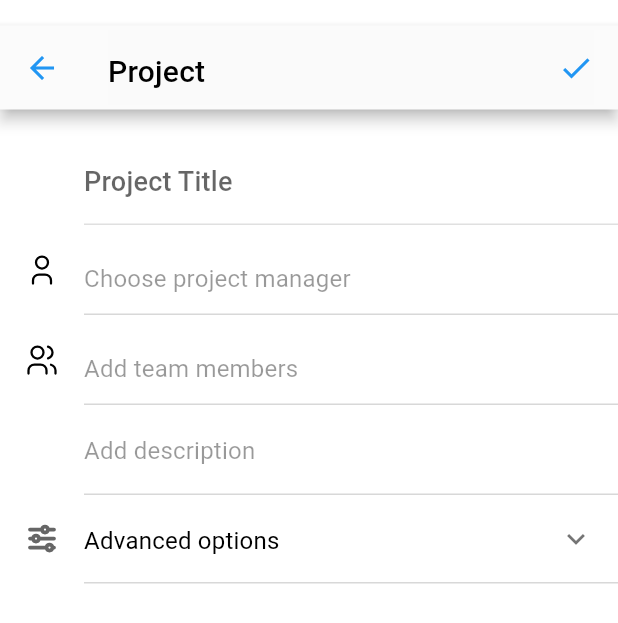
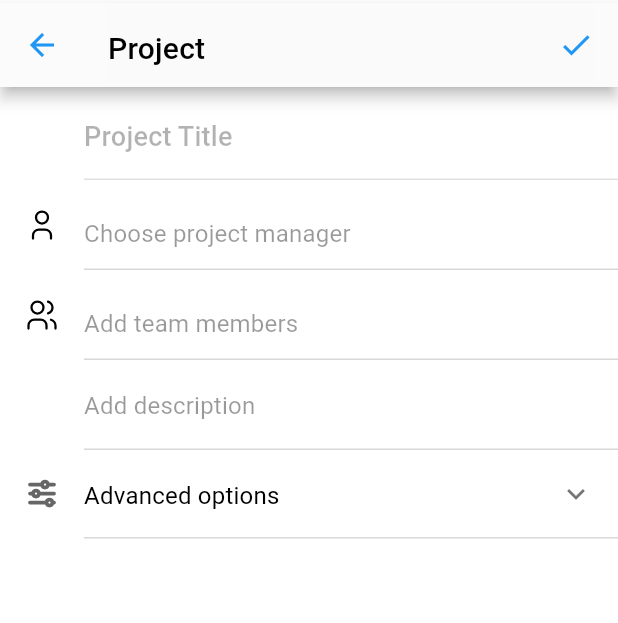
Before and after one commit to ONLYOFFICE/projects-mobile, a Flutter app: the NewProject screen opened by its route, on a phone screen of 412 x 824 dp. Shown: the top 623 px of the screen. Run offline on Flutter 3.47's test engine with Material 2 defaults, Android fonts, the phone set to English and light mode, and no system bars; our stand-ins replace flutter_secure_storage, flutter_svg, get, get_it, get_storage, pull_to_refresh and 3 more; missing offline and left inert: drop_cap_text; accounts and stored records are empty; generated files the repository leaves out were written again.

Commit message:
refactoring; detailed project markup

```diff
--- a/lib/domain/controllers/projects/project_cell_controller.dart
+++ b/lib/domain/controllers/projects/project_cell_controller.dart
@@ -3,10 +3,13 @@ import 'dart:convert';
 import 'package:get/get.dart';
 import 'package:projects/data/models/item.dart';
 import 'package:projects/presentation/shared/widgets/app_icons.dart';
+import 'package:pull_to_refresh/pull_to_refresh.dart';
 import 'package:visibility_detector/visibility_detector.dart';
 
 class ProjectCellController extends GetxController {
   final statuses = [].obs;
+
+  RefreshController refreshController = RefreshController();
 
   ProjectCellController(Item project) {
     this.project = project;
@@ -57,4 +60,6 @@ class ProjectCellController extends GetxController {
         return 'n/a';
     }
   }
+
+  reloadTask() {}
 }
--- a/lib/internal/locator.dart
+++ b/lib/internal/locator.dart
@@ -61,7 +61,7 @@ void setupLocator() {
   Get.lazyPut(() => TaskStatusesController(), fenix: true);
   Get.lazyPut(() => TasksController(), fenix: true);
 
-  Get.lazyPut(() => TasksSortController());
-  Get.lazyPut(() => UserController());
-  Get.lazyPut(() => UsersController());
+  Get.lazyPut(() => TasksSortController(), fenix: true);
+  Get.lazyPut(() => UserController(), fenix: true);
+  Get.lazyPut(() => UsersController(), fenix: true);
 }
--- a/lib/internal/pages_setup.dart
+++ b/lib/internal/pages_setup.dart
@@ -5,6 +5,7 @@ import 'package:projects/presentation/views/authentication/login_view.dart';
 import 'package:projects/presentation/views/authentication/portal_view.dart';
 import 'package:projects/presentation/views/navigation_view.dart';
 import 'package:projects/presentation/views/new_task/new_task_view.dart';
+import 'package:projects/presentation/views/project_detailed/project_detailed_view.dart';
 import 'package:projects/presentation/views/projects_view/new_project/descriprion_view.dart';
 import 'package:projects/presentation/views/projects_view/new_project/new_project_view.dart';
 import 'package:projects/presentation/views/projects_view/new_project/project_manager_view.dart';
@@ -34,4 +35,5 @@ List<GetPage> getxPages() => [
       GetPage(
           name: 'TeamMembersSelectionView',
           page: () => TeamMembersSelectionView()),
+      GetPage(name: 'ProjectDetailedView', page: () => ProjectDetailedView()),
     ];
--- a/lib/presentation/shared/app_colors.dart
+++ b/lib/presentation/shared/app_colors.dart
@@ -22,6 +22,7 @@ class AppColors {
   final Color tabActive;
   final Color tabSecondary;
   final Color tabbarBackground;
+  final Color error;
 
   const AppColors({
     @required this.activeTabTitle,
@@ -43,5 +44,6 @@ class AppColors {
     @required this.tabActive,
     @required this.tabSecondary,
     @required this.tabbarBackground,
+    @required this.error,
   });
 }
--- a/lib/presentation/shared/custom_theme.dart
+++ b/lib/presentation/shared/custom_theme.dart
@@ -31,6 +31,7 @@ final AppColors lightColors = AppColors(
   tabActive: const Color.fromRGBO(255, 255, 255, 1),
   tabSecondary: const Color.fromRGBO(255, 255, 255, 0.4),
   tabbarBackground: const Color(0xff2E4057),
+  error: const Color(0xffFF0C3E),
 );
 
 final AppColors darkColors = AppColors(
--- a/lib/presentation/views/projects_view/search_appbar.dart
+++ b/lib/presentation/views/projects_view/bottomless_appbar.dart
@@ -1,8 +1,8 @@
 import 'package:flutter/material.dart';
 import 'package:projects/presentation/shared/custom_theme.dart';
 
-class SearchAppBar extends StatelessWidget implements PreferredSizeWidget {
-  SearchAppBar({
+class BottomlessAppBar extends StatelessWidget implements PreferredSizeWidget {
+  BottomlessAppBar({
     Key key,
     this.title,
     this.bottom,
@@ -12,7 +12,7 @@ class SearchAppBar extends StatelessWidget implements PreferredSizeWidget {
   final Widget bottom;
 
   @override
-  final Size preferredSize = Size(double.infinity, 90);
+  final Size preferredSize = Size(double.infinity, 60);
 
   @override
   Widget build(BuildContext context) {
@@ -27,7 +27,6 @@ class SearchAppBar extends StatelessWidget implements PreferredSizeWidget {
             backgroundColor: Theme.of(context).customColors().background,
             centerTitle: false,
             title: title,
-            bottom: bottom,
           ),
         ],
       ),
--- a/lib/presentation/views/projects_view/new_project/descriprion_view.dart
+++ b/lib/presentation/views/projects_view/new_project/descriprion_view.dart
@@ -2,7 +2,7 @@ import 'package:flutter/material.dart';
 import 'package:get/get.dart';
 
 import 'package:projects/domain/controllers/projects/new_project_controller.dart';
-import 'package:projects/presentation/views/projects_view/search_appbar.dart';
+import 'package:projects/presentation/views/project_detailed/custom_appbar.dart';
 import 'package:projects/presentation/views/projects_view/widgets/header.dart';
 
 class NewProjectDescription extends StatelessWidget {
@@ -20,7 +20,7 @@ class NewProjectDescription extends StatelessWidget {
       },
       child: Scaffold(
         backgroundColor: Theme.of(context).backgroundColor,
-        appBar: SearchAppBar(
+        appBar: CustomAppBar(
           title: CustomHeader(
             function: controller.confirmDescription,
             title: 'Description',
--- a/lib/presentation/views/projects_view/new_project/new_project_view.dart
+++ b/lib/presentation/views/projects_view/new_project/new_project_view.dart
@@ -6,7 +6,7 @@ import 'package:projects/domain/controllers/projects/new_project_controller.dart
 import 'package:projects/presentation/shared/text_styles.dart';
 import 'package:projects/presentation/shared/custom_theme.dart';
 import 'package:projects/presentation/shared/widgets/app_icons.dart';
-import 'package:projects/presentation/views/projects_view/search_appbar.dart';
+import 'package:projects/presentation/views/projects_view/bottomless_appbar.dart';
 import 'package:projects/presentation/views/projects_view/widgets/header.dart';
 
 class NewProject extends StatelessWidget {
@@ -20,7 +20,7 @@ class NewProject extends StatelessWidget {
 
     return Scaffold(
       backgroundColor: Theme.of(context).backgroundColor,
-      appBar: SearchAppBar(
+      appBar: BottomlessAppBar(
         title: CustomHeader(
           function: controller.confirm,
           title: 'Project',
@@ -121,19 +121,28 @@ class TitleInput extends StatelessWidget {
                     crossAxisAlignment: CrossAxisAlignment.center,
                     children: [
                       Flexible(
-                        child: TextFormField(
+                        child: Obx(
+                          () => TextFormField(
                             controller: controller.titleController,
                             obscureText: false,
                             style: TextStyleHelper.headline7(
                                 color:
                                     Theme.of(context).customColors().onSurface),
-                          decoration: const InputDecoration(
+                            decoration: InputDecoration(
                               border: InputBorder.none,
                               focusedBorder: InputBorder.none,
                               enabledBorder: InputBorder.none,
                               errorBorder: InputBorder.none,
                               disabledBorder: InputBorder.none,
                               hintText: 'Project Title',
+                              hintStyle: TextStyleHelper.headline7(
+                                  color: controller.needToFillTitle.isTrue
+                                      ? Theme.of(context).customColors().error
+                                      : Theme.of(context)
+                                          .customColors()
+                                          .onSurface
+                                          .withOpacity(0.3)),
+                            ),
                           ),
                         ),
                       ),
@@ -197,13 +206,24 @@ class ProjectManager extends StatelessWidget {
                                 onTap: () {
                                   Get.toNamed('ProjectManagerSelectionView');
                                 },
-                                child: Text(
+                                child: Obx(
+                                  () => Text(
                                     'Choose project manager',
                                     style: TextStyleHelper.subtitle1(
-                                    color: Theme.of(context)
+                                      color: controller.needToFillManager.isTrue
+                                          ? Theme.of(context)
+                                              .customColors()
+                                              .error
+                                          : Theme.of(context)
                                               .customColors()
                                               .onSurface
                                               .withOpacity(0.4),
+                                    ),
+
+                                    //  Theme.of(context)
+                                    //     .customColors()
+                                    //     .onSurface
+                                    //     .withOpacity(0.4),
                                   ),
                                 ),
                               ),
--- a/lib/presentation/views/projects_view/new_project/project_manager_view.dart
+++ b/lib/presentation/views/projects_view/new_project/project_manager_view.dart
@@ -4,7 +4,7 @@ import 'package:get/get.dart';
 import 'package:projects/domain/controllers/projects/new_project_controller.dart';
 import 'package:projects/presentation/shared/widgets/app_icons.dart';
 import 'package:projects/presentation/shared/widgets/list_loading_skeleton.dart';
-import 'package:projects/presentation/views/projects_view/search_appbar.dart';
+import 'package:projects/presentation/views/project_detailed/custom_appbar.dart';
 import 'package:projects/presentation/views/projects_view/widgets/header.dart';
 import 'package:projects/presentation/shared/text_styles.dart';
 import 'package:projects/presentation/shared/custom_theme.dart';
@@ -22,7 +22,7 @@ class ProjectManagerSelectionView extends StatelessWidget {
 
     return Scaffold(
       backgroundColor: Theme.of(context).backgroundColor,
-      appBar: SearchAppBar(
+      appBar: CustomAppBar(
         title: CustomHeader(
           function: controller.confirmDescription,
           title: 'Select project manager',
--- a/lib/presentation/views/projects_view/new_project/team_members_view.dart
+++ b/lib/presentation/views/projects_view/new_project/team_members_view.dart
@@ -4,7 +4,7 @@ import 'package:get/get.dart';
 import 'package:projects/domain/controllers/projects/new_project_controller.dart';
 import 'package:projects/presentation/shared/widgets/app_icons.dart';
 import 'package:projects/presentation/shared/widgets/list_loading_skeleton.dart';
-import 'package:projects/presentation/views/projects_view/search_appbar.dart';
+import 'package:projects/presentation/views/project_detailed/custom_appbar.dart';
 import 'package:projects/presentation/views/projects_view/widgets/header.dart';
 import 'package:projects/presentation/shared/text_styles.dart';
 import 'package:projects/presentation/shared/custom_theme.dart';
@@ -22,7 +22,7 @@ class TeamMembersSelectionView extends StatelessWidget {
 
     return Scaffold(
       backgroundColor: Theme.of(context).backgroundColor,
-      appBar: SearchAppBar(
+      appBar: CustomAppBar(
         title: CustomHeader(
           function: controller.confirmDescription,
           title: 'Add team membres',
--- a/lib/presentation/views/projects_view/project_search_view.dart
+++ b/lib/presentation/views/projects_view/project_search_view.dart
@@ -3,7 +3,7 @@ import 'package:get/get.dart';
 import 'package:projects/domain/controllers/projects/project_search_controller.dart';
 import 'package:projects/presentation/shared/widgets/list_loading_skeleton.dart';
 import 'package:projects/presentation/views/projects_view/projects_cell.dart';
-import 'package:projects/presentation/views/projects_view/search_appbar.dart';
+import 'package:projects/presentation/views/projects_view/bottomless_appbar.dart';
 import 'package:pull_to_refresh/pull_to_refresh.dart';
 
 class ProjectSearchView extends StatelessWidget {
@@ -13,7 +13,7 @@ class ProjectSearchView extends StatelessWidget {
     controller.clearSearch();
     return Scaffold(
       backgroundColor: Theme.of(context).backgroundColor,
-      appBar: SearchAppBar(
+      appBar: BottomlessAppBar(
         title: SearchHeader(controller: controller),
       ),
       body: Obx(
--- a/lib/presentation/views/projects_view/projects_cell.dart
+++ b/lib/presentation/views/projects_view/projects_cell.dart
@@ -25,6 +25,9 @@ class ProjectCell extends StatelessWidget {
       key: Key('${item.id.toString()}_${item.title}'),
       onVisibilityChanged: itemController.handleVisibilityChanged,
       child: Container(
+        child: GestureDetector(
+          onTap: () => Get.toNamed('ProjectDetailedView',
+              arguments: {'controller': itemController}),
           child: Row(
             crossAxisAlignment: CrossAxisAlignment.center,
             children: [
@@ -61,6 +64,7 @@ class ProjectCell extends StatelessWidget {
                 ),
               ),
             ],
+          ),
         ),
       ),
     );
```
Also changed, not shown: lib/data/models/new_project_DTO.dart (+0 -31 lines), lib/presentation/views/project_detailed/custom_appbar.dart (added, +27 -0 lines), lib/presentation/views/project_detailed/project_detailed_view.dart (added, +78 -0 lines), lib/presentation/views/project_detailed/project_overview.dart (added, +89 -0 lines). Lines whose indentation alone changed are shown as unchanged.
